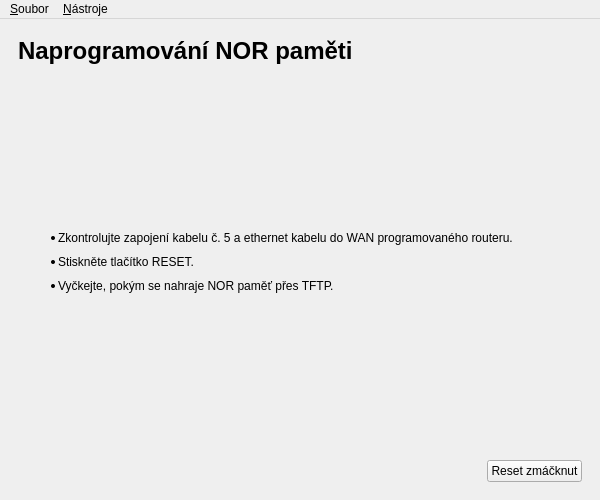
turris-cz/rtools-gui, file gui/installer.ui: the form before one commit.
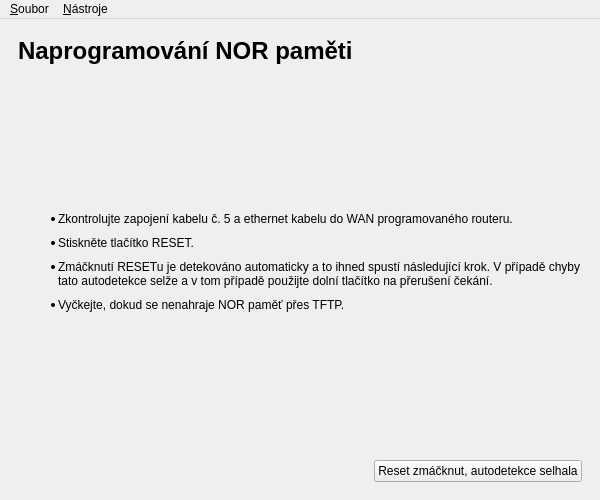
The form after the commit. The open tabs and pages were chosen to show the change. Icons and pictures are not drawn.

```diff
--- a/gui/installer.ui
+++ b/gui/installer.ui
@@ -293,7 +293,7 @@
            </sizepolicy>
           </property>
           <property name="text">
-           <string>&lt;html&gt;&lt;head/&gt;&lt;body&gt;&lt;ul style=&quot;margin-top: 0px; margin-bottom: 0px; margin-left: 0px; margin-right: 0px; -qt-list-indent: 1;&quot;&gt;&lt;li style=&quot; margin-top:12px; margin-bottom:10px; margin-left:0px; margin-right:0px; -qt-block-indent:0; text-indent:0px;&quot;&gt;Zkontrolujte zapojení kabelu č. 5 a ethernet kabelu do WAN programovaného routeru.&lt;/li&gt;&lt;li style=&quot; margin-top:0px; margin-bottom:10px; margin-left:0px; margin-right:0px; -qt-block-indent:0; text-indent:0px;&quot;&gt;Stiskněte tlačítko RESET.&lt;/li&gt;&lt;li style=&quot; margin-top:0px; margin-bottom:12px; margin-left:0px; margin-right:0px; -qt-block-indent:0; text-indent:0px;&quot;&gt;Vyčkejte, pokým se nahraje NOR paměť přes TFTP.&lt;/li&gt;&lt;/ul&gt;&lt;/body&gt;&lt;/html&gt;</string>
+           <string>&lt;html&gt;&lt;head/&gt;&lt;body&gt;&lt;ul style=&quot;margin-top: 0px; margin-bottom: 0px; margin-left: 0px; margin-right: 0px; -qt-list-indent: 1;&quot;&gt;&lt;li style=&quot; margin-top:12px; margin-bottom:10px; margin-left:0px; margin-right:0px; -qt-block-indent:0; text-indent:0px;&quot;&gt;Zkontrolujte zapojení kabelu č. 5 a ethernet kabelu do WAN programovaného routeru.&lt;/li&gt;&lt;li style=&quot; margin-top:0px; margin-bottom:10px; margin-left:0px; margin-right:0px; -qt-block-indent:0; text-indent:0px;&quot;&gt;Stiskněte tlačítko RESET.&lt;/li&gt;&lt;li style=&quot; margin-top:0px; margin-bottom:10px; margin-left:0px; margin-right:0px; -qt-block-indent:0; text-indent:0px;&quot;&gt;Zmáčknutí RESETu je detekováno automaticky a to ihned spustí následující krok. V případě chyby tato autodetekce selže a v tom případě použijte dolní tlačítko na přerušení čekání.&lt;/li&gt;&lt;li style=&quot; margin-top:0px; margin-bottom:12px; margin-left:0px; margin-right:0px; -qt-block-indent:0; text-indent:0px;&quot;&gt;Vyčkejte, dokud se nenahraje NOR paměť přes TFTP.&lt;/li&gt;&lt;/ul&gt;&lt;/body&gt;&lt;/html&gt;</string>
           </property>
           <property name="textFormat">
            <enum>Qt::RichText</enum>
@@ -321,7 +321,7 @@
           <item>
            <widget class="QPushButton" name="resetToUboot">
             <property name="text">
-             <string>Reset zmáčknut</string>
+             <string>Reset zmáčknut, autodetekce selhala</string>
             </property>
            </widget>
           </item>
```
Left out of the diff: 4 changed lines with no effect on the pictures.
